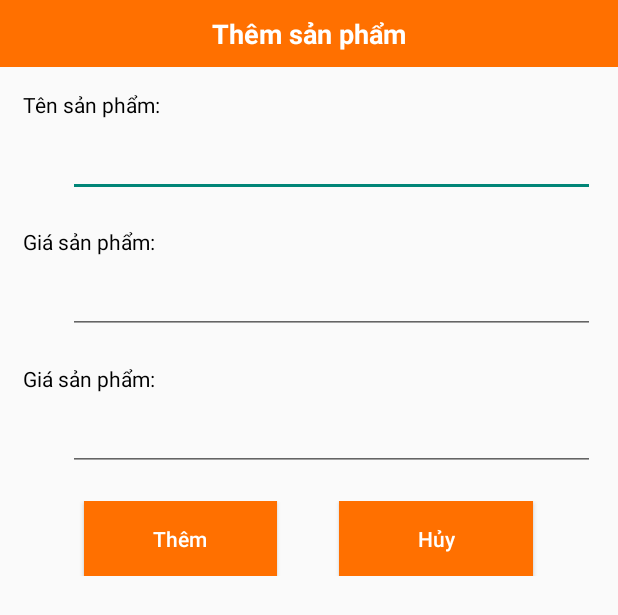
After one commit to LeCongTung/FoodyApp, an Android app: the layout dialog_add_product.xml on its own in the app's theme, with its tools: preview values and no code run, on a phone screen of 412 x 824 dp. The commit adds this screen. Shown: the top 615 px of the screen. Run offline under Robolectric (Android 15) with nearby library versions, the phone set to English and light mode, and no system bars.

Commit message:
Insert datas

```diff
--- /dev/null
+++ b/app/src/main/res/layout/dialog_add_product.xml
@@ -0,0 +1,146 @@
+<?xml version="1.0" encoding="utf-8"?>
+<RelativeLayout xmlns:android="http://schemas.android.com/apk/res/android"
+    android:layout_width="match_parent"
+    android:layout_height="match_parent">
+
+    <TextView
+        android:id="@+id/title"
+        android:layout_width="match_parent"
+        android:layout_height="wrap_content"
+
+        android:padding="10dp"
+
+        android:background="@color/mainColor"
+
+        android:text="Thêm sản phẩm"
+        android:textAlignment="center"
+        android:textColor="@color/white"
+        android:textStyle="bold"
+        android:textSize="18sp"/>
+
+    <LinearLayout
+        android:id="@+id/content"
+        android:layout_width="match_parent"
+        android:layout_height="wrap_content"
+        android:layout_below="@id/title"
+        android:orientation="vertical"
+
+        android:layout_margin="15dp">
+
+
+        <TextView
+            android:id="@+id/title_name"
+            android:layout_width="wrap_content"
+            android:layout_height="wrap_content"
+
+            android:layout_marginBottom="10dp"
+
+            android:text="Tên sản phẩm: "
+            android:textColor="@color/black" />
+
+        <EditText
+            android:id="@+id/etname"
+            android:layout_width="match_parent"
+            android:layout_height="wrap_content"
+
+            android:layout_marginStart="30dp"
+            android:layout_marginBottom="20dp"
+
+            android:layout_toRightOf="@id/title_name"
+            android:textSize="15sp"
+            android:textAlignment="center"/>
+
+        <TextView
+            android:id="@+id/title_price"
+            android:layout_width="wrap_content"
+            android:layout_height="wrap_content"
+
+            android:layout_marginBottom="10dp"
+
+            android:text="Giá sản phẩm: "
+            android:textColor="@color/black" />
+
+        <EditText
+            android:id="@+id/etprice"
+            android:layout_width="match_parent"
+            android:layout_height="wrap_content"
+
+            android:layout_marginStart="30dp"
+            android:layout_marginBottom="20dp"
+
+            android:textSize="15sp"
+            android:textAlignment="center"/>
+
+        <TextView
+            android:id="@+id/title_location"
+            android:layout_width="wrap_content"
+            android:layout_height="wrap_content"
+
+            android:layout_marginBottom="10dp"
+
+            android:text="Giá sản phẩm: "
+            android:textColor="@color/black" />
+
+        <EditText
+            android:id="@+id/etlocation"
+            android:layout_width="match_parent"
+            android:layout_height="wrap_content"
+
+            android:layout_marginStart="30dp"
+            android:layout_marginBottom="20dp"
+
+            android:textSize="15sp"
+            android:textAlignment="center"/>
+
+        <LinearLayout
+            android:id="@+id/btn"
+            android:layout_width="match_parent"
+            android:layout_height="wrap_content"
+            android:orientation="horizontal"
+            android:weightSum="5">
+
+            <TextView
+                android:layout_width="wrap_content"
+                android:layout_height="match_parent"
+                android:layout_weight="1"/>
+
+            <Button
+                android:id="@+id/btnAdd"
+                android:layout_width="wrap_content"
+                android:layout_height="50dp"
+                android:layout_weight="1"
+
+                android:background="@color/mainColor"
+
+                android:text="Thêm"
+                android:textColor="@color/white"
+                android:textAllCaps="false"/>
+
+            <TextView
+                android:layout_width="wrap_content"
+                android:layout_height="match_parent"
+                android:layout_weight="1"/>
+
+            <Button
+                android:id="@+id/btnCancel"
+                android:layout_width="wrap_content"
+                android:layout_height="50dp"
+                android:layout_weight="1"
+
+                android:background="@color/mainColor"
+
+                android:text="Hủy"
+                android:textColor="@color/white"
+                android:textAllCaps="false"/>
+
+            <TextView
+                android:layout_width="wrap_content"
+                android:layout_height="match_parent"
+                android:layout_weight="1"/>
+
+        </LinearLayout>
+
+
+    </LinearLayout>
+
+</RelativeLayout>
--- /dev/null
+++ b/app/src/main/res/menu/add_product.xml
@@ -0,0 +1,9 @@
+<?xml version="1.0" encoding="utf-8"?>
+<menu xmlns:android="http://schemas.android.com/apk/res/android"
+    xmlns:app="http://schemas.android.com/apk/res-auto">
+    <item
+        android:title="Thêm sản phẩm"
+        android:id="@+id/add_product"
+        android:icon="@drawable/ic_add"
+        app:showAsAction="always"/>
+</menu>
--- a/app/src/main/res/values/themes.xml
+++ b/app/src/main/res/values/themes.xml
@@ -8,7 +8,7 @@
         <!-- Secondary brand color. -->
         <item name="colorSecondary">@color/teal_200</item>
         <item name="colorSecondaryVariant">@color/teal_700</item>
-        <item name="colorOnSecondary">@color/black</item>
+        <item name="colorOnSecondary">@color/white</item>
         <!-- Status bar color. -->
         <item name="android:statusBarColor" tools:targetApi="l">?attr/colorPrimaryVariant</item>
         <!-- Customize your theme here. -->
```
